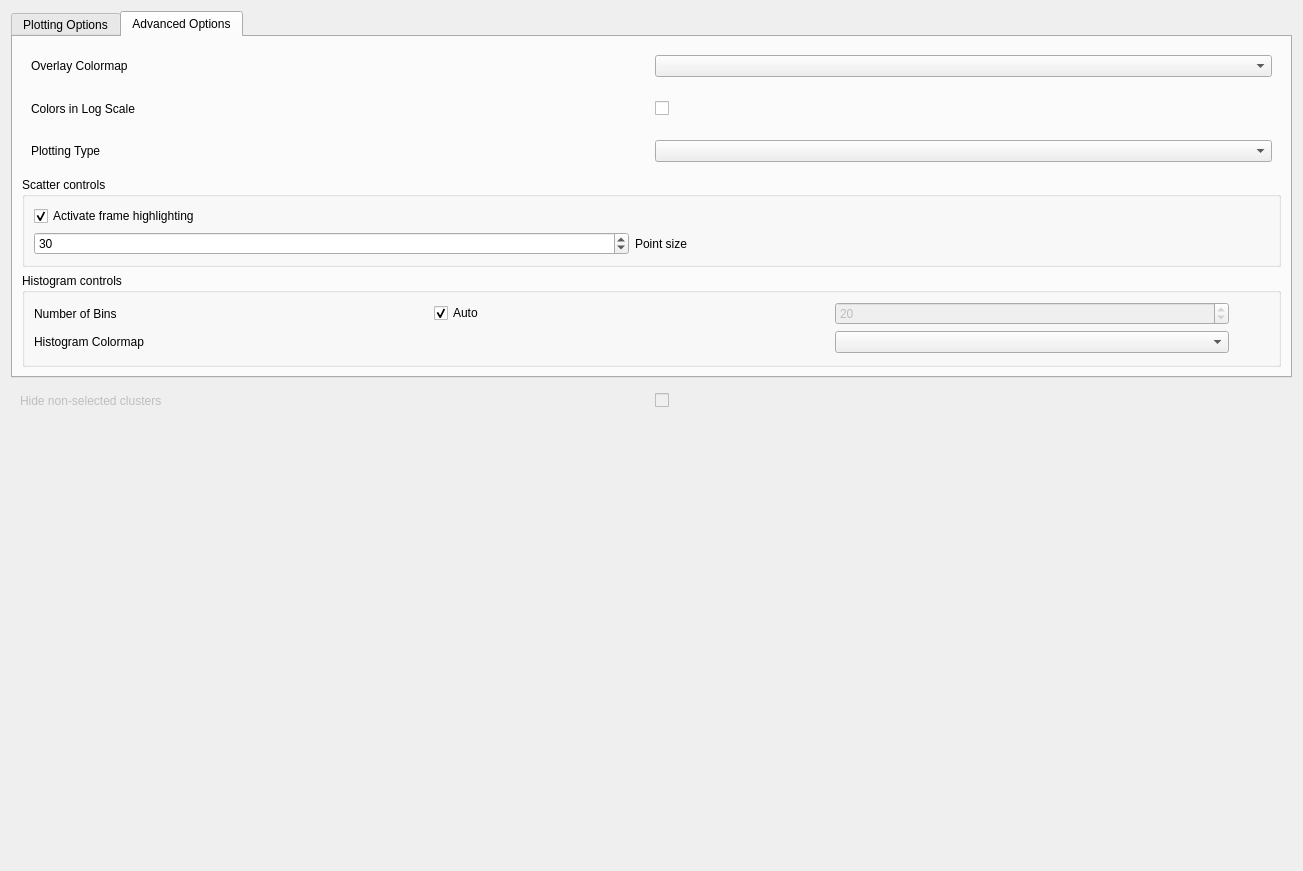
Qt form src/napari_clusters_plotter/plotter_inputs.ui (BiAPoL/napari-clusters-plotter) before a commit.
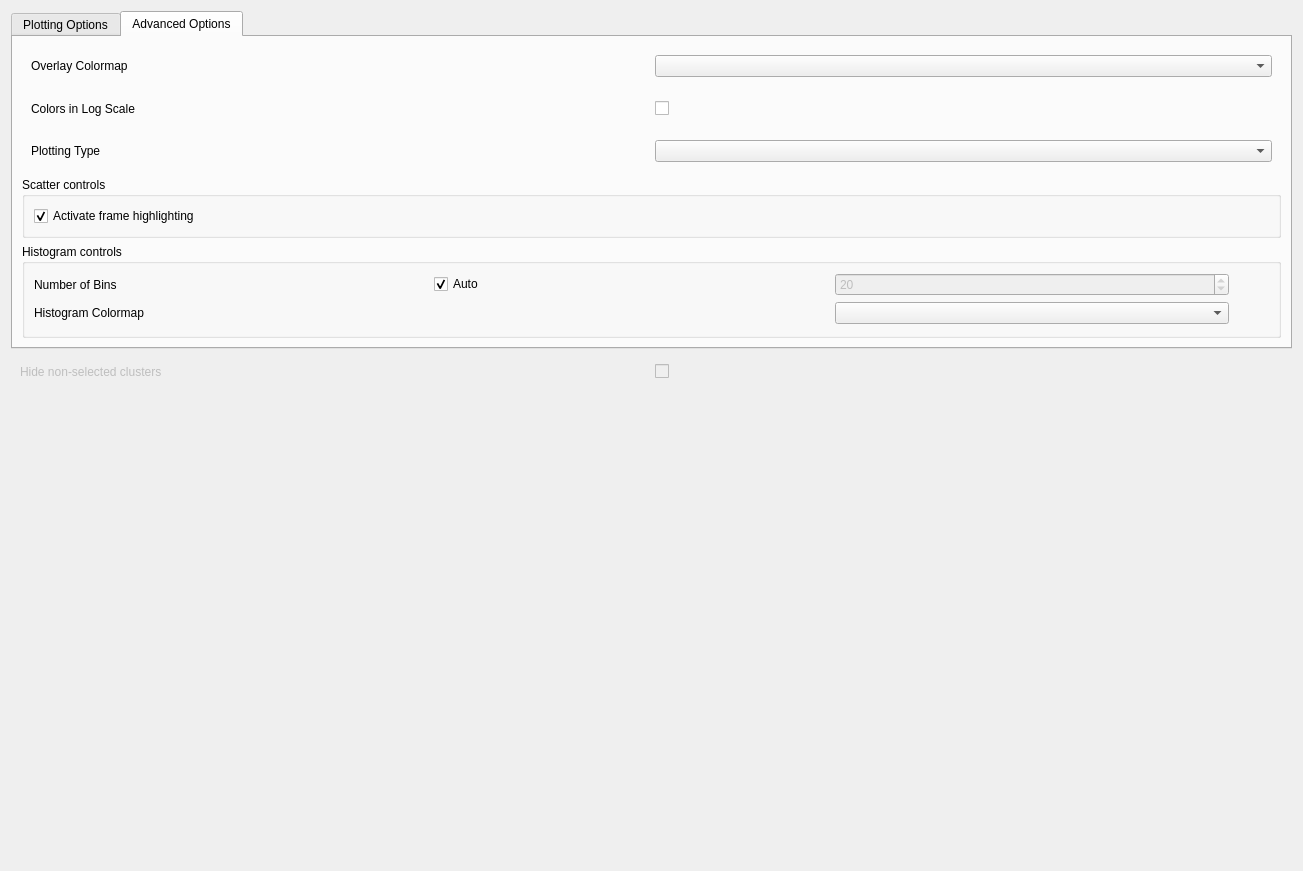
The same form after that commit. The open tabs and pages were chosen to show the change.

Commit message: removed point size setting feature

```diff
--- a/src/napari_clusters_plotter/plotter_inputs.ui
+++ b/src/napari_clusters_plotter/plotter_inputs.ui
@@ -175,39 +175,6 @@
             </property>
            </widget>
           </item>
-          <item row="1" column="1">
-           <widget class="QLabel" name="label_9">
-            <property name="text">
-             <string>Point size</string>
-            </property>
-           </widget>
-          </item>
-          <item row="1" column="0">
-           <widget class="QSpinBox" name="spinBox_point_size">
-            <property name="minimum">
-             <number>1</number>
-            </property>
-            <property name="value">
-             <number>30</number>
-            </property>
-           </widget>
-          </item>
-          <item row="1" column="2">
-           <spacer name="horizontalSpacer">
-            <property name="orientation">
-             <enum>Qt::Horizontal</enum>
-            </property>
-            <property name="sizeType">
-             <enum>QSizePolicy::Minimum</enum>
-            </property>
-            <property name="sizeHint" stdset="0">
-             <size>
-              <width>40</width>
-              <height>20</height>
-             </size>
-            </property>
-           </spacer>
-          </item>
          </layout>
         </widget>
        </item>
```
Left out of the diff: 2 changed lines with no effect on the pictures. The commit also changes 2 other files.
